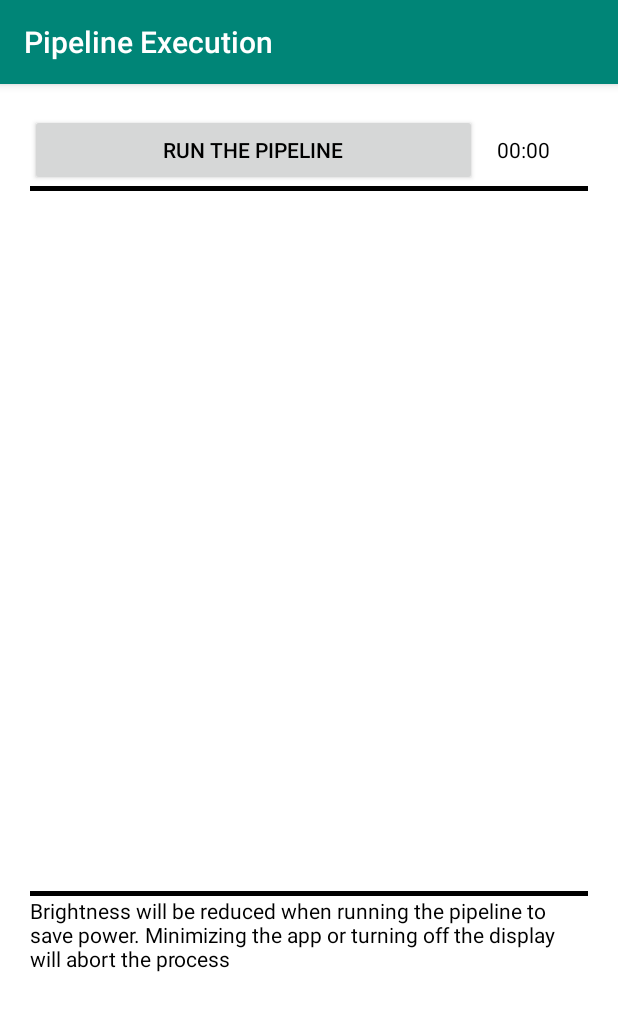
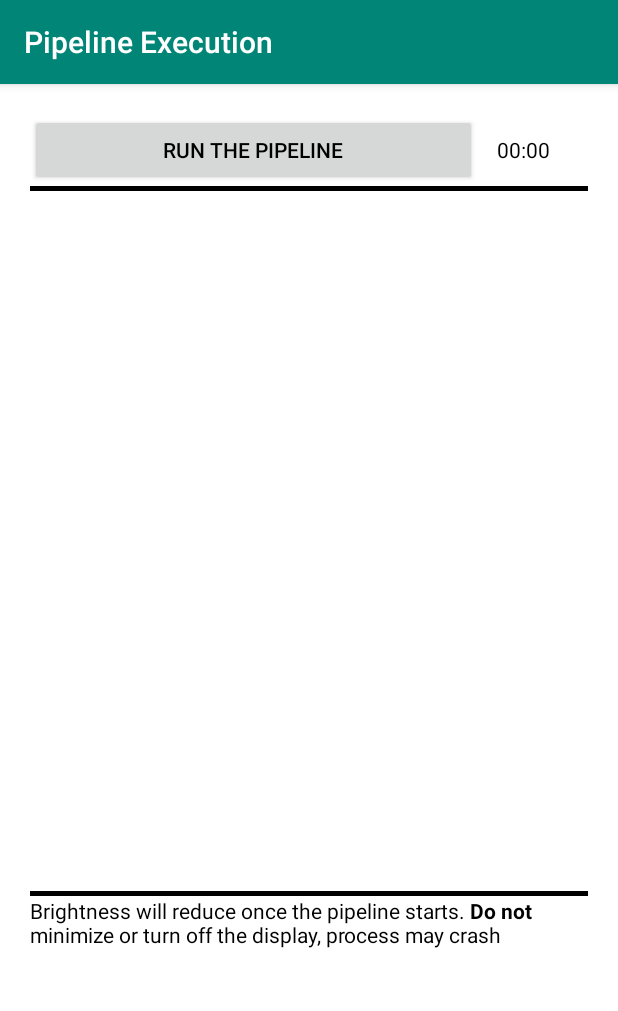
Before and after one commit to SanojPunchihewa/f5n, an Android app: the ConfirmationActivity screen opened directly, with no data from a screen before it, on a phone screen of 412 x 824 dp. Shown: the top 1011 px of the screen. Run offline under Robolectric (Android 15) with nearby library versions, the phone set to English and light mode, and no system bars.

Commit message:
Update Screen dim message in Confirmation Activity

```diff
--- a/app/src/main/java/com/mobilegenomics/f5n/activity/ConfirmationActivity.java
+++ b/app/src/main/java/com/mobilegenomics/f5n/activity/ConfirmationActivity.java
@@ -12,6 +12,7 @@ import android.os.Environment;
 import android.os.Handler;
 import android.provider.Settings;
 import android.provider.Settings.SettingNotFoundException;
+import android.text.Html;
 import android.util.Log;
 import android.view.View;
 import android.view.View.OnClickListener;
@@ -267,10 +268,12 @@ public class ConfirmationActivity extends AppCompatActivity {
             linearLayout.addView(txtOuputFolderInfo);
         }
 
-        TextView txtOuputFolderInfo = new TextView(this);
-        txtOuputFolderInfo.setText(
-                "Brightness will be reduced when running the pipeline to save power. Minimizing the app or turning off the display will abort the process");
-        linearLayout.addView(txtOuputFolderInfo);
+        TextView txtBrightnessInfo = new TextView(this);
+
+        txtBrightnessInfo.setText(Html.fromHtml(
+                "Brightness will reduce once the pipeline starts. <b>Do not</b> minimize or turn off the display, process may crash\n"));
+
+        linearLayout.addView(txtBrightnessInfo);
 
         mp = MediaPlayer.create(this, R.raw.alarm);
 
```
